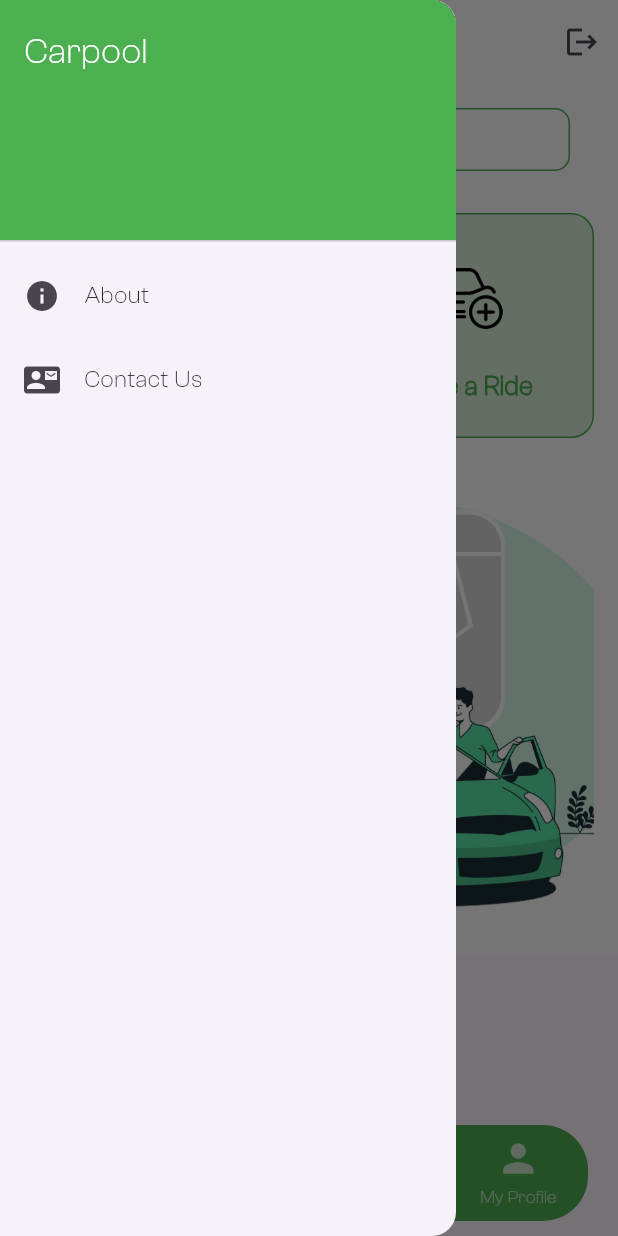
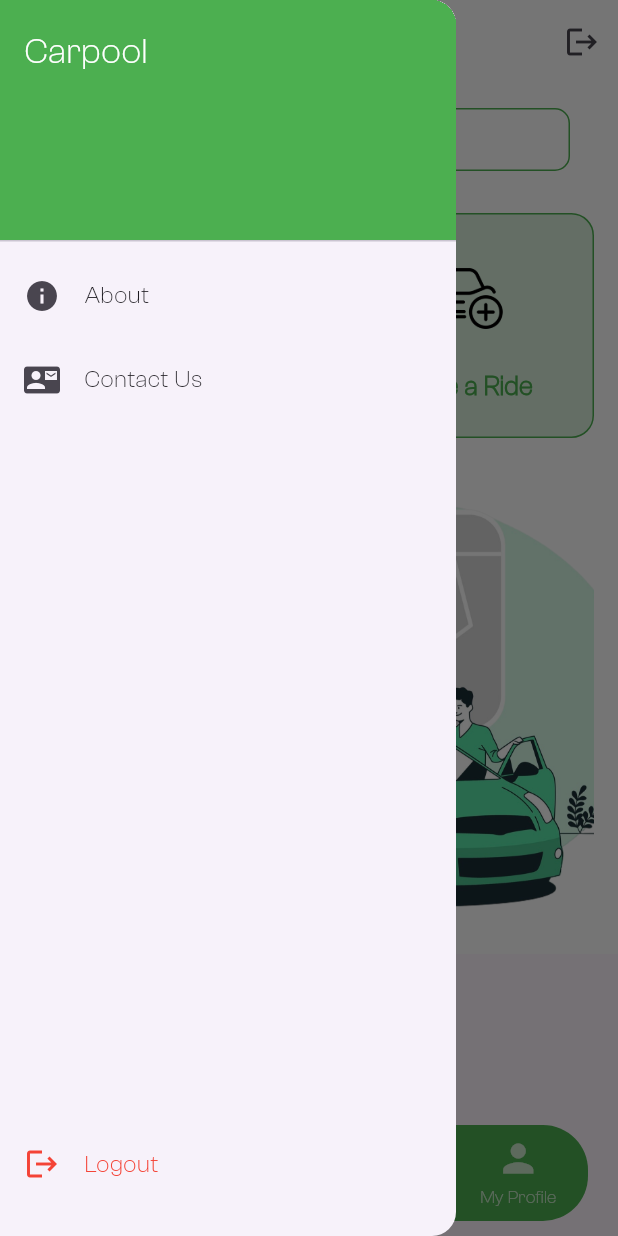
Before and after one commit to benbaruch1/carpool, a Flutter app: the screen it shows once a user with an empty profile is signed in, with the side drawer open, on a phone screen of 412 x 824 dp. Run offline on Flutter 3.47's test engine with Material 3 defaults, Android fonts, the phone set to English and light mode, and no system bars; our stand-ins replace badges, cloud_firestore, firebase_auth, firebase_core, flutter_map, flutter_spinkit and 2 more; accounts and stored records are empty; generated files the repository leaves out were written again.

Commit message:
logout and more

```diff
--- a/carpool_app/lib/views/group_page.dart
+++ b/carpool_app/lib/views/group_page.dart
@@ -845,7 +845,8 @@ class _GroupPageState extends State<GroupPage> {
       print('Update successful');
       sendNotification(
           title: "Point Received! :)",
-          body: "Thanks for your drive. You have received your point.",
+          body:
+              "Thanks for your drive. You have received your point in the group '${widget.group.rideName}'.",
           userId: uid);
 
       // delete the nextDriver after he earn a point
--- a/carpool_app/lib/views/home_page.dart
+++ b/carpool_app/lib/views/home_page.dart
@@ -11,6 +11,7 @@ import 'package:carpool_app/views/searchRide_page.dart';
 import 'package:carpool_app/widgets/top_bar.dart';
 import 'package:carpool_app/widgets/bottom_bar.dart';
 import 'package:url_launcher/url_launcher.dart';
+import 'package:carpool_app/views/home_wrapper.dart';
 
 class HomePage extends StatefulWidget {
   @override
@@ -66,7 +67,9 @@ class _HomePageState extends State<HomePage> {
 
   Widget _buildDrawer(BuildContext context) {
     return Drawer(
-      child: ListView(
+      child: Stack(
+        children: [
+          ListView(
             padding: EdgeInsets.zero,
             children: <Widget>[
               DrawerHeader(
@@ -96,6 +99,28 @@ class _HomePageState extends State<HomePage> {
                   Navigator.pop(context); // Close the drawer
                   _showContactUsDialog(context);
                 },
+              ),
+            ],
+          ),
+          Align(
+            alignment: Alignment.bottomCenter,
+            child: Padding(
+              padding: const EdgeInsets.only(bottom: 20.0),
+              child: ListTile(
+                leading: Icon(Icons.logout, color: Colors.red),
+                title: Text(
+                  'Logout',
+                  style: TextStyle(color: Colors.red),
+                ),
+                onTap: () async {
+                  await _auth.signOut();
+                  Navigator.pushReplacement(
+                    context,
+                    MaterialPageRoute(builder: (context) => HomeWrapper()),
+                  );
+                },
+              ),
+            ),
           ),
         ],
       ),
```
Lines whose indentation alone changed are shown as unchanged.
